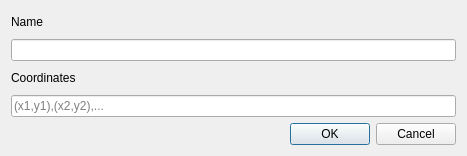
Qt form ui/createObject.ui (An-dz/INE5420) before a commit.
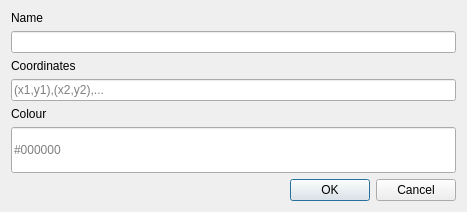
The same form after that commit.

Commit message: Allow setting a colour to the object

```diff
--- a/ui/createObject.ui
+++ b/ui/createObject.ui
@@ -7,25 +7,25 @@
     <x>0</x>
     <y>0</y>
     <width>467</width>
-    <height>156</height>
+    <height>212</height>
    </rect>
   </property>
   <property name="sizePolicy">
-   <sizepolicy hsizetype="Fixed" vsizetype="Fixed">
+   <sizepolicy hsizetype="Expanding" vsizetype="Fixed">
     <horstretch>0</horstretch>
     <verstretch>0</verstretch>
    </sizepolicy>
   </property>
   <property name="minimumSize">
    <size>
-    <width>467</width>
-    <height>156</height>
+    <width>200</width>
+    <height>212</height>
    </size>
   </property>
   <property name="maximumSize">
    <size>
-    <width>467</width>
-    <height>156</height>
+    <width>16777215</width>
+    <height>212</height>
    </size>
   </property>
   <property name="windowTitle">
@@ -56,6 +56,44 @@
      </property>
     </widget>
    </item>
+   <item>
+    <widget class="QLabel" name="label_colour">
+     <property name="text">
+      <string>Colour</string>
+     </property>
+    </widget>
+   </item>
+   <item>
+    <widget class="QLineEdit" name="inputColour">
+     <property name="sizePolicy">
+      <sizepolicy hsizetype="Expanding" vsizetype="Expanding">
+       <horstretch>0</horstretch>
+       <verstretch>0</verstretch>
+      </sizepolicy>
+     </property>
+     <property name="minimumSize">
+      <size>
+       <width>0</width>
+       <height>0</height>
+      </size>
+     </property>
+     <property name="maximumSize">
+      <size>
+       <width>16777215</width>
+       <height>16777215</height>
+      </size>
+     </property>
+     <property name="inputMask">
+      <string/>
+     </property>
+     <property name="maxLength">
+      <number>7</number>
+     </property>
+     <property name="placeholderText">
+      <string>#000000</string>
+     </property>
+    </widget>
+   </item>
    <item>
     <widget class="QDialogButtonBox" name="buttonBox">
      <property name="orientation">
```
Left out of the diff: 8 changed lines with no effect on the pictures. The commit also changes 8 other files.
